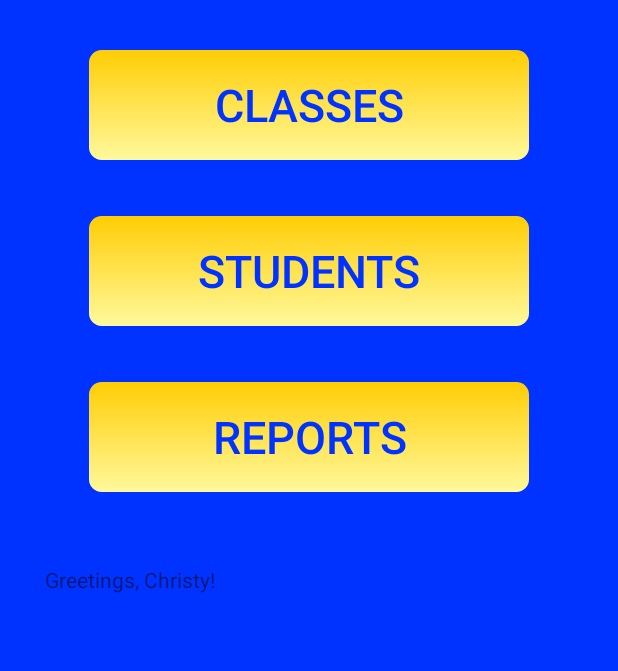
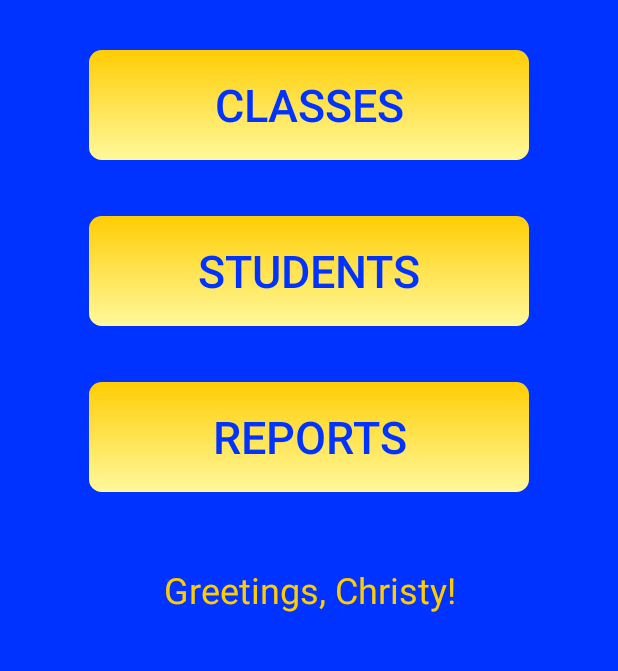
Before and after one commit to Zombie-Muse/Here, an Android app: the screen it shows after launch (MainActivity), on a phone screen of 412 x 824 dp, the part 62-733 px from its top. Run offline under Robolectric (Android 15) with nearby library versions, the phone set to English and light mode, and no system bars.

Commit message:
Added more stuff

```diff
--- a/app/src/main/AndroidManifest.xml
+++ b/app/src/main/AndroidManifest.xml
@@ -9,6 +9,7 @@
         android:roundIcon="@mipmap/ic_launcher_round"
         android:supportsRtl="true"
         android:theme="@style/Theme.Here">
+        <activity android:name=".StudentActivity" />
         <activity android:name=".ClassActivity" />
         <activity android:name=".MainActivity">
             <intent-filter>
--- a/app/src/main/java/com/zomb/here/MainActivity.java
+++ b/app/src/main/java/com/zomb/here/MainActivity.java
@@ -57,8 +57,8 @@ public class MainActivity extends AppCompatActivity {
     }
 
     private void showStudents() {
-//        Intent intent = new Intent(this, StudentActivity.class);
-//        startActivity(intent);
+        Intent intent = new Intent(this, StudentActivity.class);
+        startActivity(intent);
     }
 
     private void showReports() {
--- a/app/src/main/res/layout/activity_main.xml
+++ b/app/src/main/res/layout/activity_main.xml
@@ -53,5 +53,8 @@
         android:layout_height="wrap_content"
         android:layout_margin="30sp"
         android:layout_gravity="center"
-        android:text="" />
+        android:text="greeting"
+        android:textAlignment="center"
+        android:textSize="24sp"
+        android:textColor="@color/gold"/>
 </LinearLayout>
```
Also changed, not shown: app/src/main/java/com/zomb/here/AttendanceDatabase.java (added, +28 -0 lines), app/src/main/java/com/zomb/here/StudentActivity.java (+10 -1 lines).
